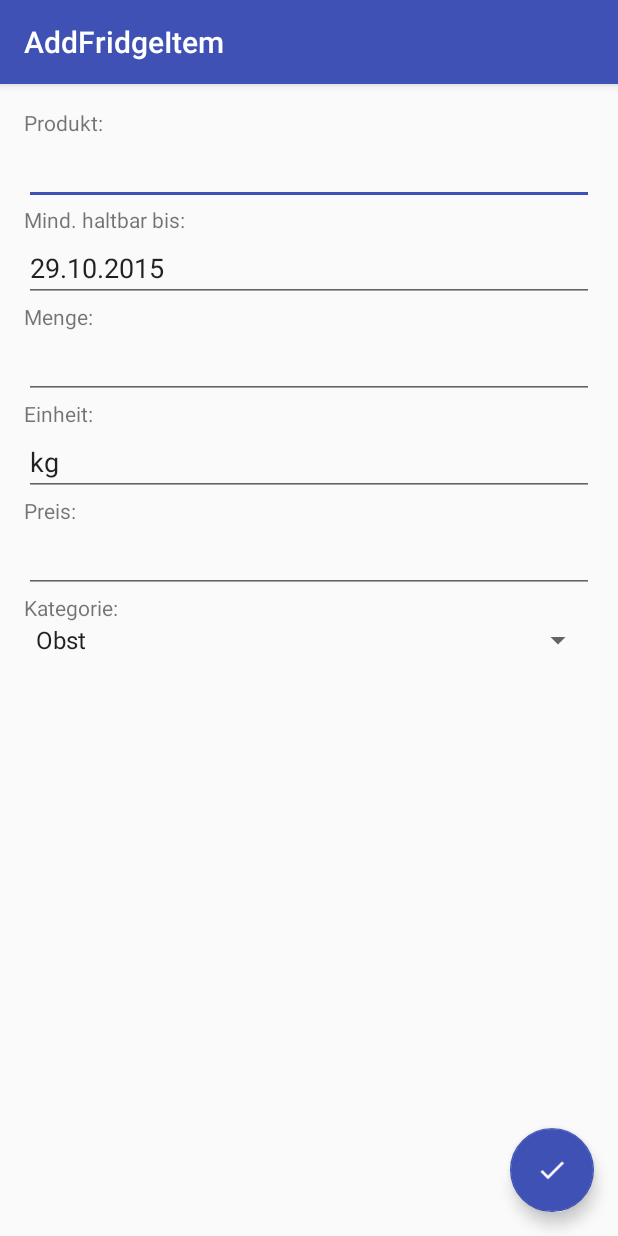
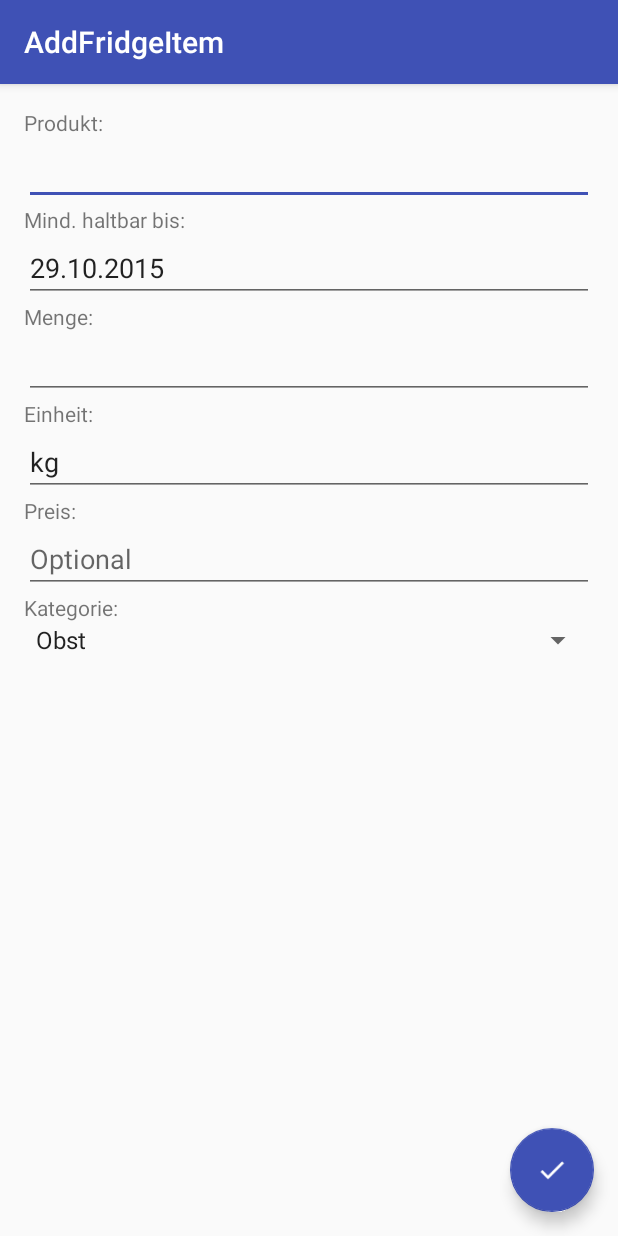
Before and after one commit to BlauerRiese/MyVirtualFridge_2.0, an Android app: the AddFridgeItem screen opened directly, with no data from a screen before it, on a phone screen of 412 x 824 dp. Run offline under Robolectric (Android 15) with nearby library versions, the phone set to English and light mode, and no system bars.

Commit message:
Fehlerbehandlung, falls Eingabefelder nicht ausgefüllt

```diff
--- a/app/src/main/java/bjoernbinzer/myvirtualfridge/AddUomDialogFragment.java
+++ b/app/src/main/java/bjoernbinzer/myvirtualfridge/AddUomDialogFragment.java
@@ -32,7 +32,7 @@ public class AddUomDialogFragment extends DialogFragment implements View.OnClick
         getDialog().setTitle(R.string.title_uom_dialog);
 
         //NumberPicker for unit of measure
-        final String[] uom = {"mg", "g", "kg", "ml", "l", "Packung", "Dose", "Flasche"};
+        final String[] uom = {"mg", "g", "kg", "ml", "l", "Packung", "Dose", "Flasche", "Stück"};
         uomPicker = (NumberPicker) view.findViewById(R.id.numberPicker_uom);
         uomPicker.setMinValue(0);
         uomPicker.setMaxValue(uom.length - 1);
--- a/app/src/main/res/layout/content_add_fridge_item.xml
+++ b/app/src/main/res/layout/content_add_fridge_item.xml
@@ -70,7 +70,9 @@
             android:id="@+id/editText_price"
             android:layout_width="match_parent"
             android:layout_height="wrap_content"
-            android:inputType="numberDecimal" />
+            android:inputType="numberDecimal"
+            android:hint="@string/price_optional"
+            android:digits="0123456789.,"/>
 
         <TextView
             android:layout_width="wrap_content"
--- a/app/src/main/res/values/strings.xml
+++ b/app/src/main/res/values/strings.xml
@@ -9,6 +9,7 @@
     <string name="item_uom">Einheit:</string>
     <string name="item_price">Preis:</string>
     <string name="item_category">Kategorie:</string>
+    <string name="price_optional">Optional</string>
 
     <string name="button_neutral">Hinzufügen</string>
     <string name="title_activity_dialog_">Dialog_Activity</string>
```
Also changed, not shown: app/src/main/java/bjoernbinzer/myvirtualfridge/AddFridgeItem.java (+23 -2 lines), app/src/main/ic_event_black-web.png (added), app/src/main/ic_today_black-web.png (added), app/src/main/res/mipmap-hdpi/ic_event_black.png (added), app/src/main/res/mipmap-hdpi/ic_today_black.png (added), app/src/main/res/mipmap-mdpi/ic_event_black.png (added), app/src/main/res/mipmap-mdpi/ic_today_black.png (added), app/src/main/res/mipmap-xhdpi/ic_event_black.png (added), app/src/main/res/mipmap-xhdpi/ic_today_black.png (added), app/src/main/res/mipmap-xxhdpi/ic_event_black.png (added), app/src/main/res/mipmap-xxhdpi/ic_today_black.png (added), app/src/main/res/mipmap-xxxhdpi/ic_event_black.png (added), app/src/main/res/mipmap-xxxhdpi/ic_today_black.png (added).
